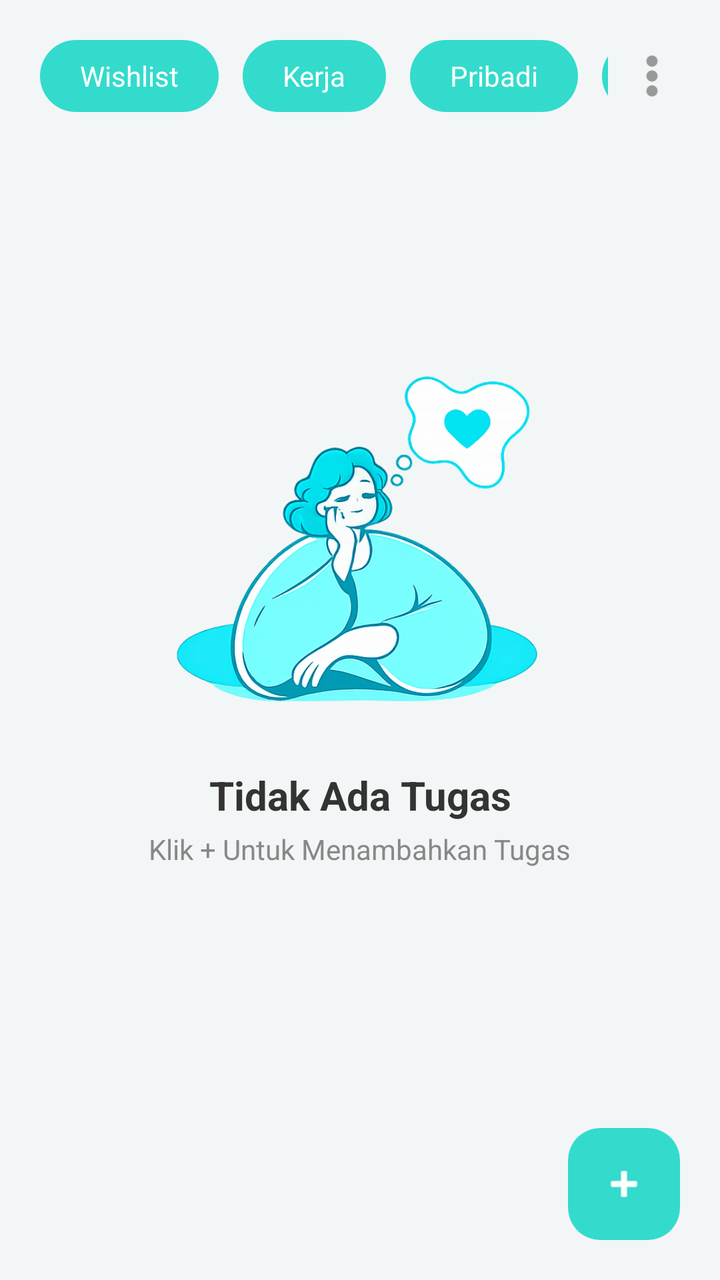
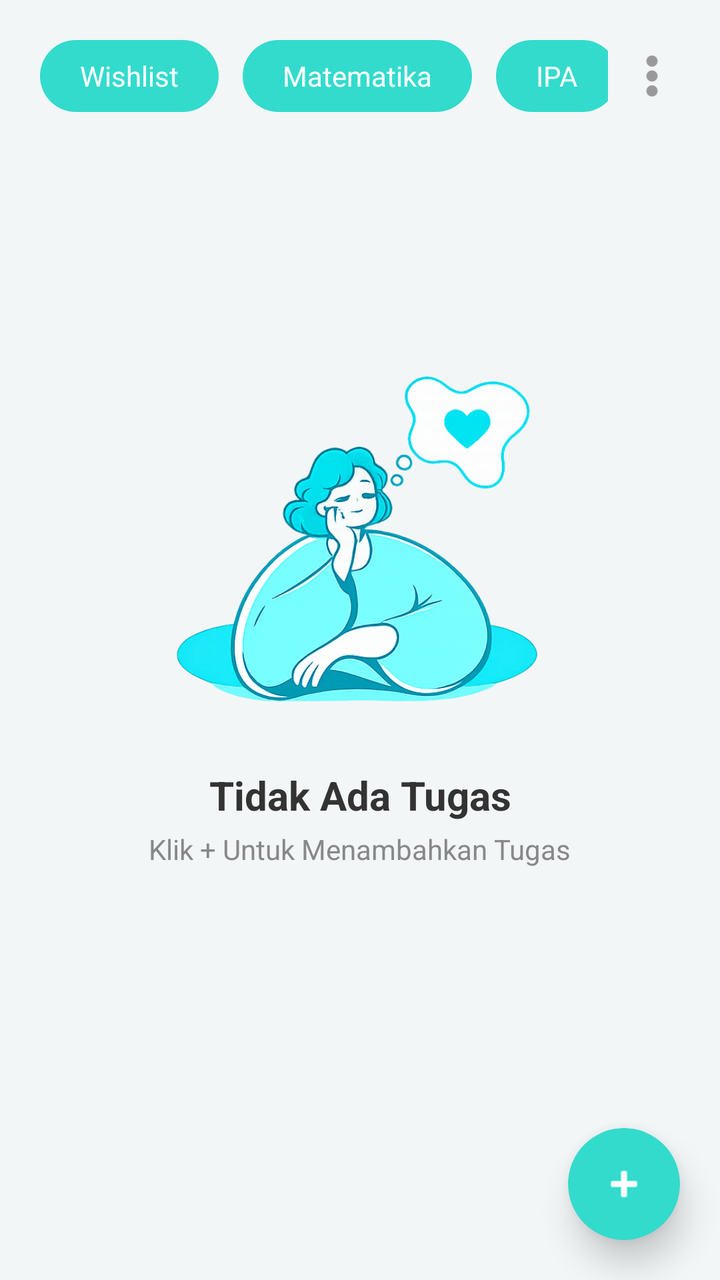

An Android layout rendered at two revisions. The XML below is the earlier revision; the diff shows what the commit changed to produce the second picture.
<!-- AndroidManifest.xml: application theme Theme.Todolist -->
<!-- res/layout/fragment_home.xml -->
<?xml version="1.0" encoding="utf-8"?>
<androidx.constraintlayout.widget.ConstraintLayout
    xmlns:android="http://schemas.android.com/apk/res/android"
    xmlns:app="http://schemas.android.com/apk/res-auto"
    android:layout_width="match_parent"
    android:layout_height="match_parent"
    android:background="#F3F6F7">

    <HorizontalScrollView
        android:id="@+id/categoryScroll"
        android:layout_width="0dp"
        android:layout_height="wrap_content"
        android:layout_marginTop="20dp"
        android:layout_marginEnd="8dp"
        android:scrollbars="none"
        app:layout_constraintTop_toTopOf="parent"
        app:layout_constraintStart_toStartOf="parent"
        app:layout_constraintEnd_toStartOf="@+id/btnMenu">

        <LinearLayout
            android:layout_width="wrap_content"
            android:layout_height="wrap_content"
            android:orientation="horizontal"
            android:paddingHorizontal="20dp">

            <TextView android:layout_width="wrap_content" android:layout_height="36dp" android:paddingHorizontal="20dp" android:gravity="center" android:text="Wishlist" android:textColor="#FFFFFF" android:textSize="14sp" android:background="@drawable/category_selected" android:backgroundTint="#33dbcc" />
            <TextView android:layout_width="wrap_content" android:layout_height="36dp" android:paddingHorizontal="20dp" android:gravity="center" android:text="Kerja" android:textColor="#ffffff" android:textSize="14sp" android:layout_marginStart="12dp" android:background="@drawable/category_unselected" android:backgroundTint="#33dbcc"/>
            <TextView android:layout_width="wrap_content" android:layout_height="36dp" android:paddingHorizontal="20dp" android:gravity="center" android:text="Pribadi" android:textColor="#ffffff" android:textSize="14sp" android:layout_marginStart="12dp" android:background="@drawable/category_unselected" android:backgroundTint="#33dbcc"/>
            <TextView android:layout_width="wrap_content" android:layout_height="36dp" android:paddingHorizontal="20dp" android:gravity="center" android:text="Lainnya" android:textColor="#ffffff" android:textSize="14sp" android:layout_marginStart="12dp" android:background="@drawable/category_unselected" android:backgroundTint="#33dbcc"/>
        </LinearLayout>
    </HorizontalScrollView>

    <ImageView
        android:id="@+id/btnMenu"
        android:layout_width="28dp"
        android:layout_height="28dp"
        android:layout_marginTop="24dp"
        android:layout_marginEnd="20dp"
        android:src="@drawable/menu_vertical"
        app:tint="#999999"
        app:layout_constraintTop_toTopOf="parent"
        app:layout_constraintEnd_toEndOf="parent"/>

    <androidx.recyclerview.widget.RecyclerView
        android:id="@+id/rvTasks"
        android:layout_width="match_parent"
        android:layout_height="0dp"
        android:layout_marginTop="16dp"
        android:visibility="gone"
        app:layout_constraintTop_toBottomOf="@id/categoryScroll"
        app:layout_constraintBottom_toBottomOf="parent"/>

    <ImageView
        android:id="@+id/imgEmpty"
        android:layout_width="200dp"
        android:layout_height="200dp"
        android:src="@drawable/img_main"
        app:layout_constraintBottom_toBottomOf="parent"
        app:layout_constraintEnd_toEndOf="parent"
        app:layout_constraintStart_toStartOf="parent"
        app:layout_constraintTop_toTopOf="parent"
        app:layout_constraintVertical_bias="0.4" />

    <TextView
        android:id="@+id/tvEmptyTitle"
        android:layout_width="wrap_content"
        android:layout_height="wrap_content"
        android:layout_marginTop="8dp"
        android:text="Tidak Ada Tugas"
        android:textColor="#333333"
        android:textSize="20sp"
        android:textStyle="bold"
        app:layout_constraintEnd_toEndOf="parent"
        app:layout_constraintStart_toStartOf="parent"
        app:layout_constraintTop_toBottomOf="@id/imgEmpty" />

    <TextView
        android:id="@+id/tvEmptySubtitle"
        android:layout_width="wrap_content"
        android:layout_height="wrap_content"
        android:layout_marginTop="4dp"
        android:text="Klik + Untuk Menambahkan Tugas"
        android:textColor="#888888"
        android:textSize="14sp"
        app:layout_constraintEnd_toEndOf="parent"
        app:layout_constraintStart_toStartOf="parent"
        app:layout_constraintTop_toBottomOf="@id/tvEmptyTitle" />

    <com.google.android.material.card.MaterialCardView
        android:id="@+id/fabAdd"
        android:layout_width="56dp"
        android:layout_height="56dp"
        android:layout_marginEnd="20dp"
        android:layout_marginBottom="20dp"
        app:cardBackgroundColor="#33dbcc"
        app:cardCornerRadius="16dp"
        app:strokeWidth="0dp"
        app:layout_constraintBottom_toBottomOf="parent"
        app:layout_constraintEnd_toEndOf="parent">

        <ImageView
            android:layout_width="24dp"
            android:layout_height="24dp"
            android:layout_gravity="center"
            android:src="@android:drawable/ic_input_add"
            app:tint="#FFFFFF"/>
    </com.google.android.material.card.MaterialCardView>

</androidx.constraintlayout.widget.ConstraintLayout>
<!-- resources referenced by this layout -->
<resources>
  <!-- drawable category_selected (drawable) -->
  <?xml version="1.0" encoding="utf-8"?>
  <shape xmlns:android="http://schemas.android.com/apk/res/android">
      <solid android:color="#7FA7FF"/>
      <corners android:radius="28dp"/>
  </shape>
  <!-- drawable category_unselected (drawable) -->
  <?xml version="1.0" encoding="utf-8"?>
  <shape xmlns:android="http://schemas.android.com/apk/res/android">
      <solid android:color="#E8EEF9"/>
      <corners android:radius="28dp"/>
  </shape>
  <!-- drawable img_main: png bitmap (drawable, 237627 bytes) -->
  <!-- drawable menu_vertical: png bitmap (drawable, 1023 bytes) -->
  <style name="Theme.Todolist" parent="Base.Theme.Todolist" />
  <style name="Base.Theme.Todolist" parent="Theme.Material3.DayNight.NoActionBar">
          
          
      </style>
</resources>

<!-- the commit's change to res/layout/fragment_home.xml (unified diff, before → after) -->
@@ -23,10 +23,161 @@
             android:orientation="horizontal"
             android:paddingHorizontal="20dp">
 
-            <TextView android:layout_width="wrap_content" android:layout_height="36dp" android:paddingHorizontal="20dp" android:gravity="center" android:text="Wishlist" android:textColor="#FFFFFF" android:textSize="14sp" android:background="@drawable/category_selected" android:backgroundTint="#33dbcc" />
-            <TextView android:layout_width="wrap_content" android:layout_height="36dp" android:paddingHorizontal="20dp" android:gravity="center" android:text="Kerja" android:textColor="#ffffff" android:textSize="14sp" android:layout_marginStart="12dp" android:background="@drawable/category_unselected" android:backgroundTint="#33dbcc"/>
-            <TextView android:layout_width="wrap_content" android:layout_height="36dp" android:paddingHorizontal="20dp" android:gravity="center" android:text="Pribadi" android:textColor="#ffffff" android:textSize="14sp" android:layout_marginStart="12dp" android:background="@drawable/category_unselected" android:backgroundTint="#33dbcc"/>
-            <TextView android:layout_width="wrap_content" android:layout_height="36dp" android:paddingHorizontal="20dp" android:gravity="center" android:text="Lainnya" android:textColor="#ffffff" android:textSize="14sp" android:layout_marginStart="12dp" android:background="@drawable/category_unselected" android:backgroundTint="#33dbcc"/>
+            <TextView
+                android:layout_width="wrap_content"
+                android:layout_height="36dp"
+                android:paddingHorizontal="20dp"
+                android:gravity="center"
+                android:text="Wishlist"
+                android:textColor="#FFFFFF"
+                android:textSize="14sp"
+                android:background="@drawable/category_selected"
+                android:backgroundTint="#33dbcc" />
+
+            <TextView
+                android:layout_width="wrap_content"
+                android:layout_height="36dp"
+                android:paddingHorizontal="20dp"
+                android:gravity="center"
+                android:text="Matematika"
+                android:textColor="#ffffff"
+                android:textSize="14sp"
+                android:layout_marginStart="12dp"
+                android:background="@drawable/category_unselected"
+                android:backgroundTint="#33dbcc"/>
+
+            <TextView
+                android:layout_width="wrap_content"
+                android:layout_height="36dp"
+                android:paddingHorizontal="20dp"
+                android:gravity="center"
+                android:text="IPA"
+                android:textColor="#ffffff"
+                android:textSize="14sp"
+                android:layout_marginStart="12dp"
+                android:background="@drawable/category_unselected"
+                android:backgroundTint="#33dbcc"/>
+
+            <TextView
+                android:layout_width="wrap_content"
+                android:layout_height="36dp"
+                android:paddingHorizontal="20dp"
+                android:gravity="center"
+                android:text="IPS"
+                android:textColor="#ffffff"
+                android:textSize="14sp"
+                android:layout_marginStart="12dp"
+                android:background="@drawable/category_unselected"
+                android:backgroundTint="#33dbcc"/>
+
+            <TextView
+                android:layout_width="wrap_content"
+                android:layout_height="36dp"
+                android:paddingHorizontal="20dp"
+                android:gravity="center"
+                android:text="Sejarah"
+                android:textColor="#ffffff"
+                android:textSize="14sp"
+                android:layout_marginStart="12dp"
+                android:background="@drawable/category_unselected"
+                android:backgroundTint="#33dbcc"/>
+
+            <TextView
+                android:layout_width="wrap_content"
+                android:layout_height="36dp"
+                android:paddingHorizontal="20dp"
+                android:gravity="center"
+                android:text="Informatika"
+                android:textColor="#ffffff"
+                android:textSize="14sp"
+                android:layout_marginStart="12dp"
+                android:background="@drawable/category_unselected"
+                android:backgroundTint="#33dbcc"/>
+
+            <TextView
+                android:layout_width="wrap_content"
+                android:layout_height="36dp"
+                android:paddingHorizontal="20dp"
+                android:gravity="center"
+                android:text="B. Inggris"
+                android:textColor="#ffffff"
+                android:textSize="14sp"
+                android:layout_marginStart="12dp"
+                android:background="@drawable/category_unselected"
+                android:backgroundTint="#33dbcc"/>
+
+            <TextView
+                android:layout_width="wrap_content"
+                android:layout_height="36dp"
+                android:paddingHorizontal="20dp"
+                android:gravity="center"
+                android:text="B. Indonesia"
+                android:textColor="#ffffff"
+                android:textSize="14sp"
+                android:layout_marginStart="12dp"
+                android:background="@drawable/category_unselected"
+                android:backgroundTint="#33dbcc"/>
+
+            <TextView
+                android:layout_width="wrap_content"
+                android:layout_height="36dp"
+                android:paddingHorizontal="20dp"
+                android:gravity="center"
+                android:text="PKN"
+                android:textColor="#ffffff"
+                android:textSize="14sp"
+                android:layout_marginStart="12dp"
+                android:background="@drawable/category_unselected"
+                android:backgroundTint="#33dbcc"/>
+
+            <TextView
+                android:layout_width="wrap_content"
+                android:layout_height="36dp"
+                android:paddingHorizontal="20dp"
+                android:gravity="center"
+                android:text="Agama"
+                android:textColor="#ffffff"
+                android:textSize="14sp"
+                android:layout_marginStart="12dp"
+                android:background="@drawable/category_unselected"
+                android:backgroundTint="#33dbcc"/>
+
+            <TextView
+                android:layout_width="wrap_content"
+                android:layout_height="36dp"
+                android:paddingHorizontal="20dp"
+                android:gravity="center"
+                android:text="Seni Budaya"
+                android:textColor="#ffffff"
+                android:textSize="14sp"
+                android:layout_marginStart="12dp"
+                android:background="@drawable/category_unselected"
+                android:backgroundTint="#33dbcc"/>
+
+            <TextView
+                android:layout_width="wrap_content"
+                android:layout_height="36dp"
+                android:paddingHorizontal="20dp"
+                android:gravity="center"
+                android:text="Penjas"
+                android:textColor="#ffffff"
+                android:textSize="14sp"
+                android:layout_marginStart="12dp"
+                android:background="@drawable/category_unselected"
+                android:backgroundTint="#33dbcc"/>
+
+            <TextView
+                android:layout_width="wrap_content"
+                android:layout_height="36dp"
+                android:paddingHorizontal="20dp"
+                android:gravity="center"
+                android:text="Lainnya"
+                android:textColor="#ffffff"
+                android:textSize="14sp"
+                android:layout_marginStart="12dp"
+                android:background="@drawable/category_unselected"
+                android:backgroundTint="#33dbcc"/>
+
         </LinearLayout>
     </HorizontalScrollView>
 
@@ -87,13 +238,27 @@
         app:layout_constraintTop_toBottomOf="@id/tvEmptyTitle" />
 
     <com.google.android.material.card.MaterialCardView
+        android:id="@+id/pulseRing"
+        android:layout_width="56dp"
+        android:layout_height="56dp"
+        android:layout_marginEnd="20dp"
+        android:layout_marginBottom="20dp"
+        app:cardBackgroundColor="#8033DBCC"
+        app:cardCornerRadius="28dp"
+        app:cardElevation="0dp"
+        app:strokeWidth="0dp"
+        app:layout_constraintBottom_toBottomOf="parent"
+        app:layout_constraintEnd_toEndOf="parent" />
+
+    <com.google.android.material.card.MaterialCardView
         android:id="@+id/fabAdd"
         android:layout_width="56dp"
         android:layout_height="56dp"
         android:layout_marginEnd="20dp"
         android:layout_marginBottom="20dp"
         app:cardBackgroundColor="#33dbcc"
-        app:cardCornerRadius="16dp"
+        app:cardCornerRadius="28dp"
+        app:cardElevation="10dp"
         app:strokeWidth="0dp"
         app:layout_constraintBottom_toBottomOf="parent"
         app:layout_constraintEnd_toEndOf="parent">
